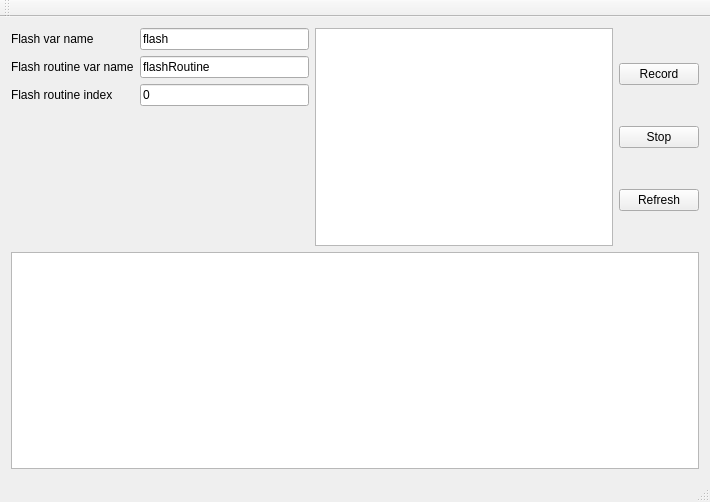
Qt form flashgen/mainwindow.ui (josephradford/many-hands-flashgen) before a commit.
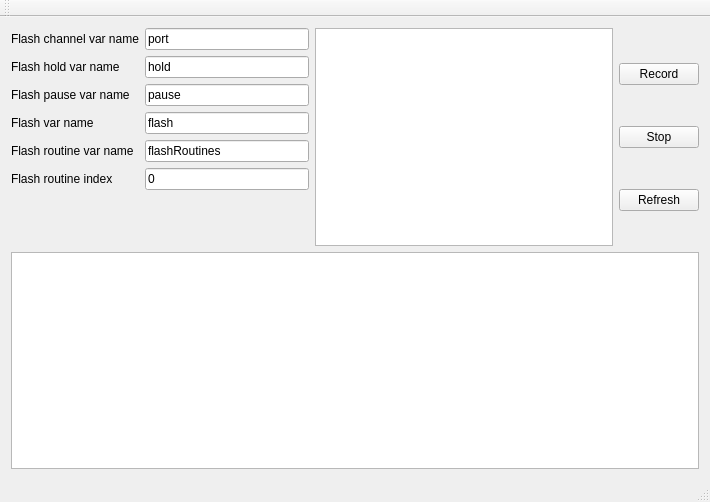
The same form after that commit.

Commit message:
Customise variable names for flash struct
Default routine is flashRoutines, not flashRoutine

Patch:
```diff
--- a/flashgen/mainwindow.ui
+++ b/flashgen/mainwindow.ui
@@ -19,48 +19,90 @@
      <layout class="QHBoxLayout" name="horizontalLayout">
       <item>
        <layout class="QFormLayout" name="formLayout_VariableNames">
-        <item row="0" column="0">
+        <item row="3" column="0">
          <widget class="QLabel" name="label">
           <property name="text">
            <string>Flash var name</string>
           </property>
          </widget>
         </item>
-        <item row="0" column="1">
+        <item row="3" column="1">
          <widget class="QLineEdit" name="txt_flashVarName">
           <property name="text">
            <string>flash</string>
           </property>
          </widget>
         </item>
-        <item row="1" column="0">
+        <item row="4" column="0">
          <widget class="QLabel" name="label_2">
           <property name="text">
            <string>Flash routine var name</string>
           </property>
          </widget>
         </item>
-        <item row="1" column="1">
+        <item row="4" column="1">
          <widget class="QLineEdit" name="txt_flashRoutineVarName">
           <property name="text">
-           <string>flashRoutine</string>
+           <string>flashRoutines</string>
           </property>
          </widget>
         </item>
-        <item row="2" column="0">
+        <item row="6" column="0">
          <widget class="QLabel" name="label_3">
           <property name="text">
            <string>Flash routine index</string>
           </property>
          </widget>
         </item>
-        <item row="2" column="1">
+        <item row="6" column="1">
          <widget class="QLineEdit" name="txt_flashRoutineIdx">
           <property name="text">
            <string>0</string>
           </property>
          </widget>
         </item>
+        <item row="0" column="0">
+         <widget class="QLabel" name="label_4">
+          <property name="text">
+           <string>Flash channel var name</string>
+          </property>
+         </widget>
+        </item>
+        <item row="1" column="0">
+         <widget class="QLabel" name="label_5">
+          <property name="text">
+           <string>Flash hold var name</string>
+          </property>
+         </widget>
+        </item>
+        <item row="2" column="0">
+         <widget class="QLabel" name="label_6">
+          <property name="text">
+           <string>Flash pause var name</string>
+          </property>
+         </widget>
+        </item>
+        <item row="0" column="1">
+         <widget class="QLineEdit" name="txt_flashChannelVarName">
+          <property name="text">
+           <string>port</string>
+          </property>
+         </widget>
+        </item>
+        <item row="1" column="1">
+         <widget class="QLineEdit" name="txt_flashHoldVarName">
+          <property name="text">
+           <string>hold</string>
+          </property>
+         </widget>
+        </item>
+        <item row="2" column="1">
+         <widget class="QLineEdit" name="txt_flashPauseVarName">
+          <property name="text">
+           <string>pause</string>
+          </property>
+         </widget>
+        </item>
        </layout>
       </item>
       <item>
```
